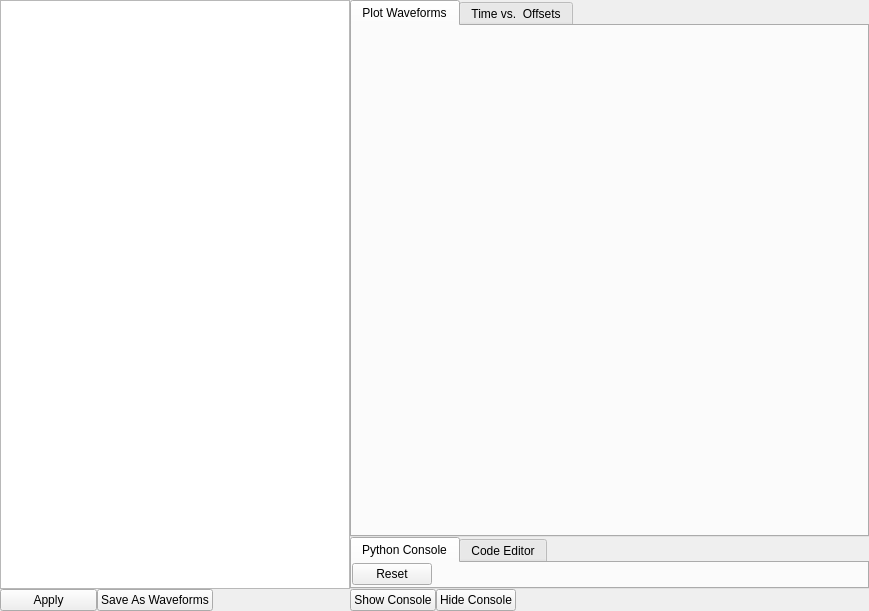
First picture: the form in ui/load_data_waveforms.ui, repository yudhastyawan/QuakeSee, before the edit.
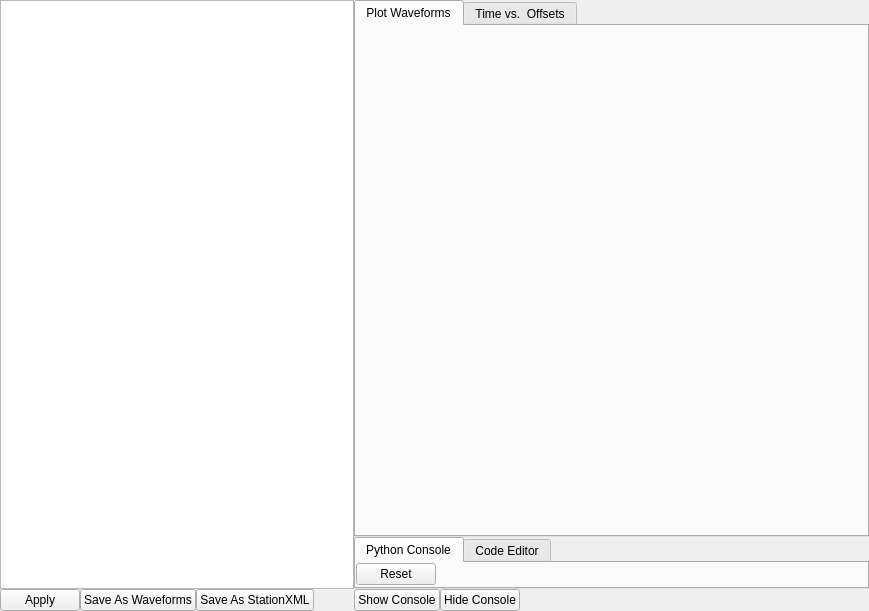
Second picture: the form after the edit. Custom widgets are drawn as their Qt base class.

Commit message: adding save as station XML

What changed in the file:
```diff
--- a/ui/load_data_waveforms.ui
+++ b/ui/load_data_waveforms.ui
@@ -52,6 +52,9 @@
      </item>
      <item>
       <layout class="QHBoxLayout" name="horizontalLayout">
+       <property name="spacing">
+        <number>0</number>
+       </property>
        <item>
         <widget class="QPushButton" name="btn_apply">
          <property name="maximumSize">
@@ -73,9 +76,9 @@
         </widget>
        </item>
        <item>
-        <widget class="QLabel" name="label">
+        <widget class="QPushButton" name="btn_saveas_stationxml">
          <property name="text">
-          <string/>
+          <string>Save As StationXML</string>
          </property>
         </widget>
        </item>
```
Left out of the diff: 17 changed lines with no effect on the pictures. The commit also changes 1 other file.
